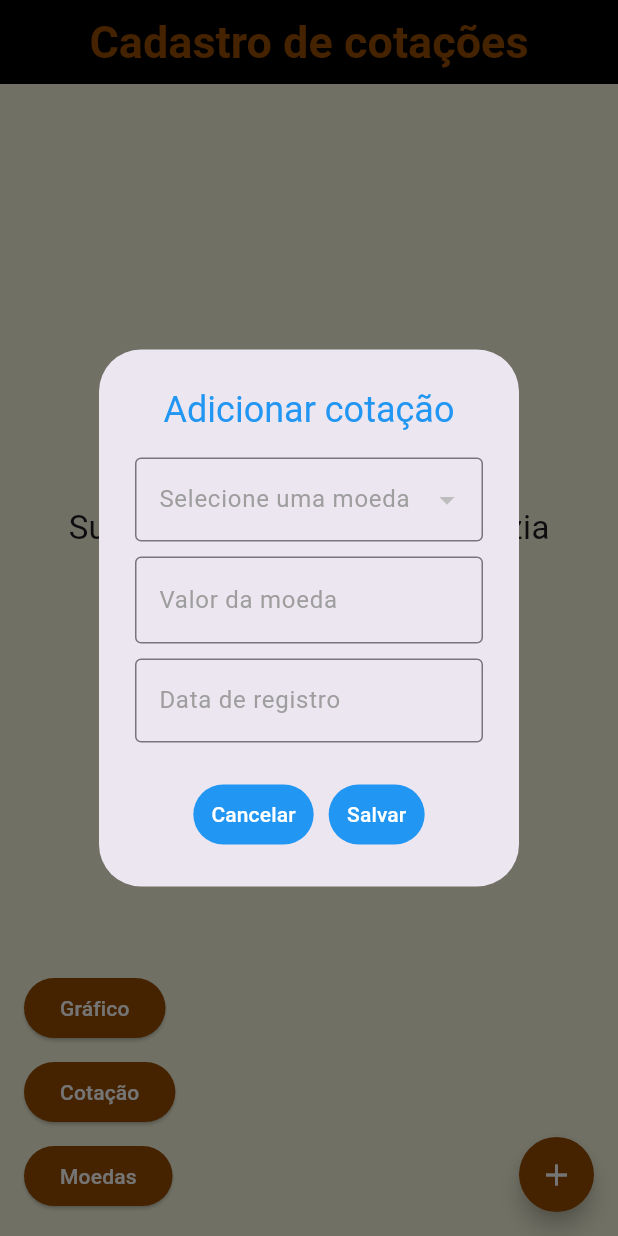
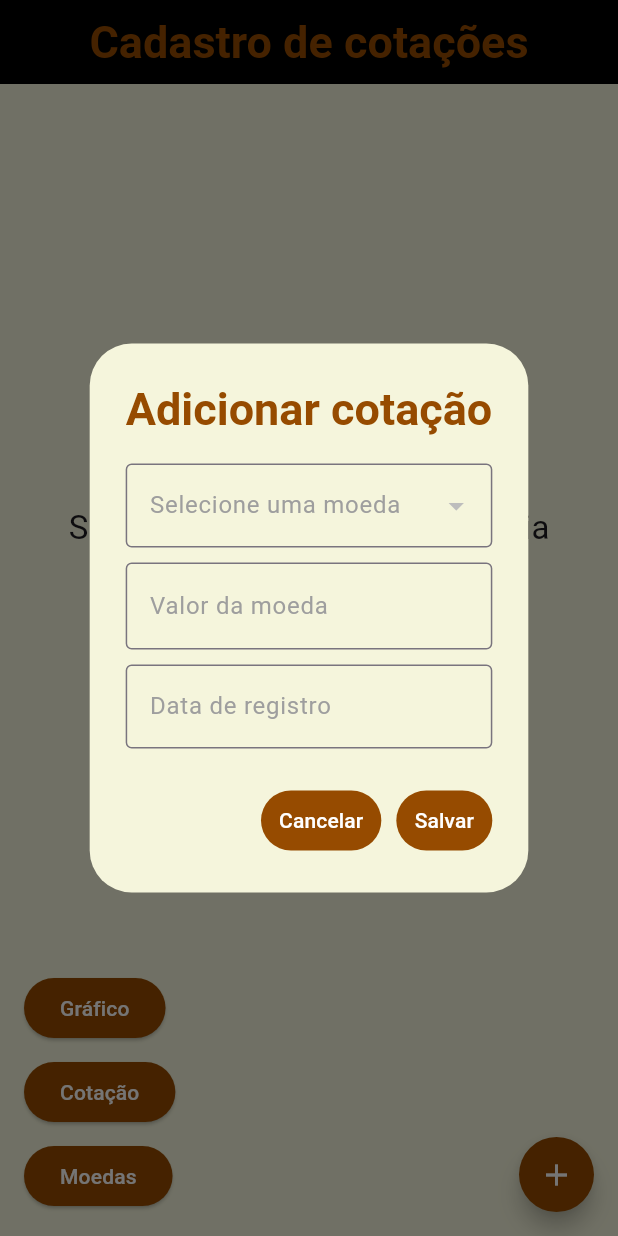
Before and after one commit to Lulispliff/app_grafico_compartilhado, a Flutter app: the CotacaoScreen screen opened directly, after a tap on the "add" icon, on a phone screen of 412 x 824 dp. Run offline on Flutter 3.47's test engine with Material 3 defaults, Android fonts, the phone set to English and light mode, and no system bars; our stand-ins replace isar; accounts and stored records are empty; generated files the repository leaves out were written again.

Commit message:
AWN QUE FOFINHO, SAFADA

```diff
--- a/lib/src/screens/cotacao_screen.dart
+++ b/lib/src/screens/cotacao_screen.dart
@@ -91,9 +91,13 @@ class CotacaoScreenState extends State<CotacaoScreen> {
         context: context,
         builder: (context) {
           return AlertDialog(
+            backgroundColor: AppColors.color3,
             title: const Text("Adicionar cotação",
                 textAlign: TextAlign.center,
-                style: TextStyle(color: Colors.blue)),
+                style: TextStyle(
+                    color: AppColors.color2,
+                    fontSize: 30,
+                    fontWeight: FontWeight.bold)),
             content: Column(
               mainAxisSize: MainAxisSize.min,
               crossAxisAlignment: CrossAxisAlignment.start,
@@ -155,12 +159,12 @@ class CotacaoScreenState extends State<CotacaoScreen> {
             ),
             actions: [
               Row(
-                mainAxisAlignment: MainAxisAlignment.center,
+                mainAxisAlignment: MainAxisAlignment.end,
                 children: [
                   TextButton(
                     style: ButtonStyle(
                         backgroundColor:
-                            MaterialStateProperty.all(Colors.blue)),
+                            MaterialStateProperty.all(AppColors.color2)),
                     child: const Text("Cancelar",
                         style: TextStyle(color: Colors.white)),
                     onPressed: () {
@@ -171,7 +175,7 @@ class CotacaoScreenState extends State<CotacaoScreen> {
                   TextButton(
                     style: ButtonStyle(
                         backgroundColor:
-                            MaterialStateProperty.all(Colors.blue)),
+                            MaterialStateProperty.all(AppColors.color2)),
                     child: const Text("Salvar",
                         style: TextStyle(color: Colors.white)),
                     onPressed: () {
--- a/lib/src/screens/grafico_screen.dart
+++ b/lib/src/screens/grafico_screen.dart
@@ -1,4 +1,3 @@
-
 import 'package:app_grafico_compartilhado/src/models/cotacao.dart';
 import 'package:app_grafico_compartilhado/src/screens/cotacao_screen.dart';
 import 'package:app_grafico_compartilhado/src/screens/moeda_screen.dart';
@@ -48,8 +47,8 @@ class GraficoScreenState extends State<GraficoScreen> {
     return cotacoes.isEmpty
         ? const Center(
             child: Text(
-              "Você não tem cotações registradas para criar um gráfico",
-              style: TextStyle(fontSize: 22),
+              "Você não tem cotações registradas para criar um gráfico!",
+              style: TextStyle(fontSize: 25, fontWeight: FontWeight.bold),
             ),
           )
         : ListView.builder(
```
Also changed, not shown: lib/src/screens/moeda_screen.dart (+52 -18 lines).
